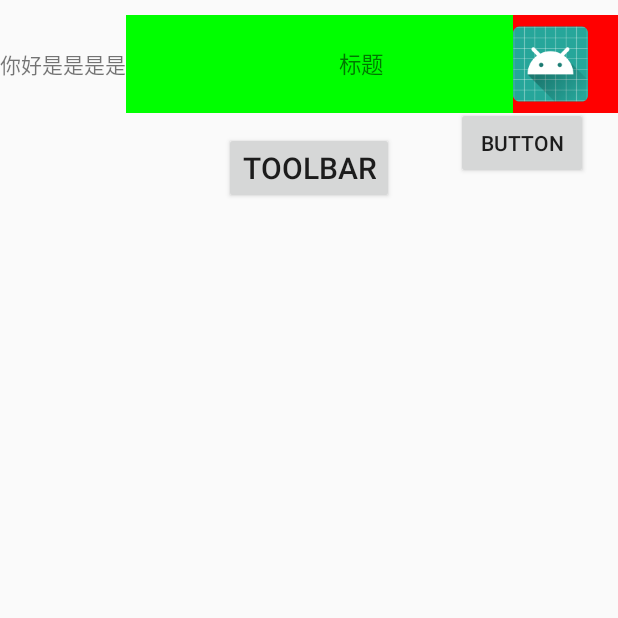
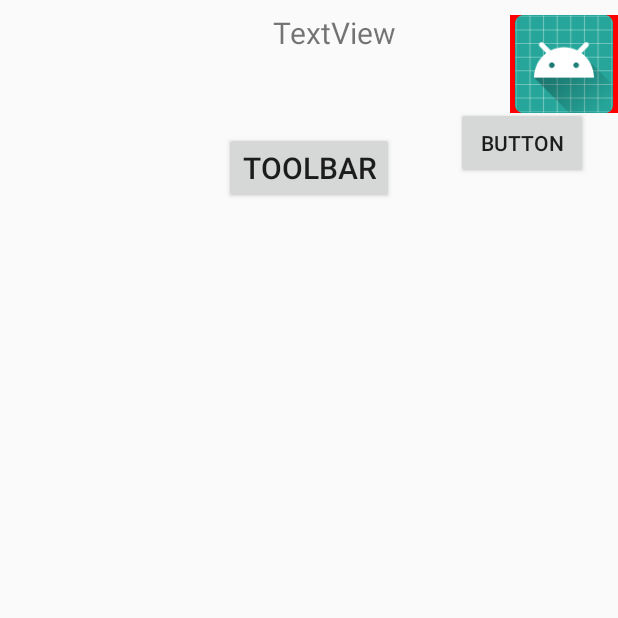
Before and after one commit to Gaojianan2016/ToolBar, an Android app: the screen it shows after launch (MainActivity), on a phone screen of 412 x 824 dp, the top half of it. Run offline under Robolectric (Android 15) with nearby library versions, the phone set to English and light mode, and no system bars; 2 statements that could not run were skipped.

Commit message:
修复设置字体大小异常bug 修复当只设置一个rightView的时候，展示位置异常bug

```diff
--- a/app/src/main/java/com/gjn/toolbar/MainActivity.java
+++ b/app/src/main/java/com/gjn/toolbar/MainActivity.java
@@ -19,11 +19,11 @@ public class MainActivity extends AppCompatActivity {
         setContentView(R.layout.activity_main);
 
         ToolBar bar = findViewById(R.id.bar);
-
         bar.getCenterView().setBackgroundColor(Color.LTGRAY);
 
         bar2 = findViewById(R.id.bar2);
 
+        bar2.getLeftView().setBackgroundColor(Color.BLUE);
         bar2.getCenterView().setBackgroundColor(Color.GREEN);
         bar2.getRightView().setBackgroundColor(Color.RED);
 
--- a/app/src/main/res/layout/activity_main.xml
+++ b/app/src/main/res/layout/activity_main.xml
@@ -21,12 +21,7 @@
         android:layout_width="0dp"
         android:layout_height="75dp"
         android:paddingTop="10dp"
-        app:title="@string/app_name"
-        app:leftText="sssss"
         app:rightImage="@mipmap/ic_launcher"
-        app:right_width="70dp"
-        app:titleTextSize="10sp"
-        app:right_paddingRight="20dp"
         app:layout_constraintEnd_toEndOf="parent"
         app:layout_constraintStart_toStartOf="parent"
         app:layout_constraintTop_toBottomOf="@+id/bar" />
@@ -60,5 +55,22 @@
         app:layout_constraintTop_toTopOf="parent"
         app:layout_constraintVertical_bias="0.083" />
 
+    <TextView
+        android:id="@+id/textView"
+        android:layout_width="wrap_content"
+        android:layout_height="wrap_content"
+        android:layout_marginBottom="8dp"
+        android:layout_marginEnd="8dp"
+        android:layout_marginStart="8dp"
+        android:layout_marginTop="8dp"
+        android:text="TextView"
+        android:textSize="20sp"
+        app:layout_constraintBottom_toBottomOf="parent"
+        app:layout_constraintEnd_toEndOf="parent"
+        app:layout_constraintHorizontal_bias="0.555"
+        app:layout_constraintStart_toStartOf="parent"
+        app:layout_constraintTop_toTopOf="parent"
+        app:layout_constraintVertical_bias="0.0" />
+
 
 </android.support.constraint.ConstraintLayout>
--- a/toolbarlibrary/src/main/java/com/gjn/toolbarlibrary/TitleBar.java
+++ b/toolbarlibrary/src/main/java/com/gjn/toolbarlibrary/TitleBar.java
@@ -32,8 +32,8 @@ public class TitleBar extends ToolBar {
     private int leftTextSize;
     private int rightTextSize;
 
-    private int left_paddingLeft;
-    private int right_paddingRight;
+    private int leftPaddingleft;
+    private int rightPaddingright;
 
     public TitleBar(@NonNull Context context) {
         this(context, null);
@@ -62,8 +62,8 @@ public class TitleBar extends ToolBar {
             leftTextSize = (int) ta.getDimension(R.styleable.TitleBar_leftTextSize, -1);
             rightTextSize = (int) ta.getDimension(R.styleable.TitleBar_rightTextSize, -1);
 
-            left_paddingLeft = (int) ta.getDimension(R.styleable.TitleBar_left_paddingLeft, 0);
-            right_paddingRight = (int) ta.getDimension(R.styleable.TitleBar_right_paddingRight, 0);
+            leftPaddingleft = (int) ta.getDimension(R.styleable.TitleBar_left_paddingLeft, 0);
+            rightPaddingright = (int) ta.getDimension(R.styleable.TitleBar_right_paddingRight, 0);
             ta.recycle();
         }
         init();
@@ -80,10 +80,10 @@ public class TitleBar extends ToolBar {
                 center.setTextColor(titleTextColor);
             }
             if (titleTextSize != -1) {
-                center.setTextSize(titleTextSize);
+                center.getPaint().setTextSize(titleTextSize);
             }
             center.setGravity(Gravity.CENTER);
-            CenterView = center;
+            centerView = center;
         }
         if (!TextUtils.isEmpty(leftText)) {
             TextView left = new TextView(getContext());
@@ -92,10 +92,10 @@ public class TitleBar extends ToolBar {
                 left.setTextColor(leftTextColor);
             }
             if (leftTextSize != -1) {
-                left.setTextSize(leftTextSize);
+                left.getPaint().setTextSize(leftTextSize);
             }
             left.setGravity(Gravity.CENTER);
-            LeftView = left;
+            leftView = left;
         }
         if (!TextUtils.isEmpty(rightText)) {
             TextView right = new TextView(getContext());
@@ -104,53 +104,53 @@ public class TitleBar extends ToolBar {
                 right.setTextColor(rightTextColor);
             }
             if (rightTextSize != -1) {
-                right.setTextSize(rightTextSize);
+                right.getPaint().setTextSize(rightTextSize);
             }
             right.setGravity(Gravity.CENTER);
-            RightView = right;
+            rightView = right;
         }
         if (leftImage != -1) {
             ImageView left = new ImageView(getContext());
             left.setImageResource(leftImage);
-            LeftView = left;
+            leftView = left;
         }
         if (rightImage != -1) {
             ImageView right = new ImageView(getContext());
             right.setImageResource(rightImage);
-            RightView = right;
+            rightView = right;
         }
 
-        if (left_paddingLeft > 0) {
-            if (LeftView != null) {
-                LeftView.setPadding((int) left_paddingLeft, 0, 0, 0);
+        if (leftPaddingleft > 0) {
+            if (leftView != null) {
+                leftView.setPadding(leftPaddingleft, 0, 0, 0);
             }
         }
 
-        if (right_paddingRight > 0) {
-            if (RightView != null) {
-                RightView.setPadding(0, 0, (int) right_paddingRight, 0);
+        if (rightPaddingright > 0) {
+            if (rightView != null) {
+                rightView.setPadding(0, 0, rightPaddingright, 0);
             }
         }
     }
 
     public void setLeftText(String str){
-        Log.e("-s-", "leftImage = " + leftImage);
-        Log.e("-s-", "leftText = " + leftText);
-        Log.e("-s-", "getLeftView = " + getLeftView());
         if (leftImage == -1 && getLeftView() != null) {
             ((TextView) getLeftView()).setText(str);
+            updataPadding();
         }
     }
 
     public void setRightText(String str){
         if (rightImage == -1 && getRightView() != null) {
             ((TextView) getRightView()).setText(str);
+            updataPadding();
         }
     }
 
     public void setTitleText(String str){
         if (getCenterView() != null) {
             ((TextView) getCenterView()).setText(str);
+            updataPadding();
         }
     }
 }
--- a/toolbarlibrary/src/main/java/com/gjn/toolbarlibrary/ToolBar.java
+++ b/toolbarlibrary/src/main/java/com/gjn/toolbarlibrary/ToolBar.java
@@ -5,6 +5,8 @@ import android.content.res.TypedArray;
 import android.support.annotation.NonNull;
 import android.support.annotation.Nullable;
 import android.util.AttributeSet;
+import android.util.Log;
+import android.view.Gravity;
 import android.view.LayoutInflater;
 import android.view.View;
 import android.widget.LinearLayout;
@@ -16,14 +18,14 @@ import android.widget.LinearLayout;
 public class ToolBar extends LinearLayout {
     private static final String TAG = "ToolBar";
 
-    protected View LeftView;
-    protected View CenterView;
-    protected View RightView;
+    protected View leftView;
+    protected View centerView;
+    protected View rightView;
 
-    private int left_width;
-    private int left_height;
-    private int right_width;
-    private int right_height;
+    private int leftWidth;
+    private int leftHeight;
+    private int rightWidth;
+    private int rightHeight;
 
     protected int leftId;
     protected int centerId;
@@ -49,10 +51,10 @@ public class ToolBar extends LinearLayout {
             rightId = ta.getResourceId(R.styleable.myToolBar_rightViewId, -1);
             isPaddingTopBar = ta.getBoolean(R.styleable.myToolBar_isPaddingTopBar, false);
 
-            left_width = (int) ta.getDimension(R.styleable.myToolBar_left_width, LayoutParams.WRAP_CONTENT);
-            left_height = (int) ta.getDimension(R.styleable.myToolBar_left_height, LayoutParams.MATCH_PARENT);
-            right_width = (int) ta.getDimension(R.styleable.myToolBar_right_width, LayoutParams.WRAP_CONTENT);
-            right_height = (int) ta.getDimension(R.styleable.myToolBar_right_height, LayoutParams.MATCH_PARENT);
+            leftWidth = (int) ta.getDimension(R.styleable.myToolBar_left_width, LayoutParams.WRAP_CONTENT);
+            leftHeight = (int) ta.getDimension(R.styleable.myToolBar_left_height, LayoutParams.MATCH_PARENT);
+            rightWidth = (int) ta.getDimension(R.styleable.myToolBar_right_width, LayoutParams.WRAP_CONTENT);
+            rightHeight = (int) ta.getDimension(R.styleable.myToolBar_right_height, LayoutParams.MATCH_PARENT);
             ta.recycle();
         }
 
@@ -61,26 +63,26 @@ public class ToolBar extends LinearLayout {
     }
 
     protected void init() {
-        CenterView = createViewById(centerId);
-        LeftView = createViewById(leftId);
-        RightView = createViewById(rightId);
+        centerView = createViewById(centerId);
+        leftView = createViewById(leftId);
+        rightView = createViewById(rightId);
     }
 
     public void create() {
         setOrientation(HORIZONTAL);
         removeAllViews();
 
-        if (LeftView != null) {
-            LeftView.setLayoutParams(setViewLayoutParams(left_width, left_height));
-            addView(LeftView);
+        if (leftView != null) {
+            leftView.setLayoutParams(setViewLayoutParams(leftWidth, leftHeight));
+            addView(leftView);
         }
-        if (CenterView != null) {
-            CenterView.setLayoutParams(setViewLayoutParams(1));
-            addView(CenterView);
+        if (centerView != null) {
+            centerView.setLayoutParams(setViewLayoutParams(1));
+            addView(centerView);
         }
-        if (RightView != null) {
-            RightView.setLayoutParams(setViewLayoutParams(right_width, right_height));
-            addView(RightView);
+        if (rightView != null) {
+            rightView.setLayoutParams(setViewLayoutParams(rightWidth, rightHeight));
+            addView(rightView);
         }
 
         int left = getPaddingLeft();
@@ -97,28 +99,37 @@ public class ToolBar extends LinearLayout {
         } else {
             setPadding(left, defaultTop, right, bottom);
         }
+        updataPadding();
+    }
 
-        if (getChildCount() == 2) {
-            if (CenterView != null) {
-                if (LeftView != null) {
-                    LeftView.measure(0, 0);
-                    int w = LeftView.getMeasuredWidth();
-                    CenterView.setPadding(0, 0, w, 0);
+    public void updataPadding() {
+        if (getChildCount() == 1) {
+            if (rightView != null) {
+                setGravity(Gravity.END | Gravity.TOP);
+            }else {
+                setGravity(Gravity.START | Gravity.TOP);
+            }
+        }else if (getChildCount() == 2) {
+            if (centerView != null) {
+                if (leftView != null) {
+                    leftView.measure(0, 0);
+                    int w = leftView.getMeasuredWidth();
+                    centerView.setPadding(0, 0, w, 0);
                 } else {
-                    RightView.measure(0, 0);
-                    int w = RightView.getMeasuredWidth();
-                    CenterView.setPadding(w, 0, 0, 0);
+                    rightView.measure(0, 0);
+                    int w = rightView.getMeasuredWidth();
+                    centerView.setPadding(w, 0, 0, 0);
                 }
             }
         } else if (getChildCount() == 3) {
-            LeftView.measure(0, 0);
-            RightView.measure(0, 0);
-            int lw = LeftView.getMeasuredWidth();
-            int rw = RightView.getMeasuredWidth();
+            leftView.measure(0, 0);
+            rightView.measure(0, 0);
+            int lw = leftView.getMeasuredWidth();
+            int rw = rightView.getMeasuredWidth();
             if (lw - rw > 0) {
-                CenterView.setPadding(0, 0, lw - rw, 0);
+                centerView.setPadding(0, 0, lw - rw, 0);
             } else {
-                CenterView.setPadding(rw - lw, 0, 0, 0);
+                centerView.setPadding(rw - lw, 0, 0, 0);
             }
         }
     }
@@ -129,20 +140,20 @@ public class ToolBar extends LinearLayout {
     }
 
     public void setLeftOnClickListener(OnClickListener leftOnClickListener) {
-        if (LeftView != null) {
-            LeftView.setOnClickListener(leftOnClickListener);
+        if (leftView != null) {
+            leftView.setOnClickListener(leftOnClickListener);
         }
     }
 
     public void setCenterOnClickListener(OnClickListener centerOnClickListener) {
-        if (CenterView != null) {
-            CenterView.setOnClickListener(centerOnClickListener);
+        if (centerView != null) {
+            centerView.setOnClickListener(centerOnClickListener);
         }
     }
 
     public void setRightOnClickListener(OnClickListener rightOnClickListener) {
-        if (RightView != null) {
-            RightView.setOnClickListener(rightOnClickListener);
+        if (rightView != null) {
+            rightView.setOnClickListener(rightOnClickListener);
         }
     }
 
@@ -156,47 +167,47 @@ public class ToolBar extends LinearLayout {
     }
 
     public <T extends View> T getLeftView() {
-        return (T) LeftView;
+        return (T) leftView;
     }
 
     public void setLeftView(int id) {
         leftId = id;
-        LeftView = createViewById(leftId);
+        leftView = createViewById(leftId);
         create();
     }
 
     public void setLeftView(View view) {
-        LeftView = view;
+        leftView = view;
         create();
     }
 
     public <T extends View> T getCenterView() {
-        return (T) CenterView;
+        return (T) centerView;
     }
 
     public void setCenterView(int id) {
         centerId = id;
-        CenterView = createViewById(centerId);
+        centerView = createViewById(centerId);
         create();
     }
 
     public void setCenterView(View view) {
-        CenterView = view;
+        centerView = view;
         create();
     }
 
     public <T extends View> T getRightView() {
-        return (T) RightView;
+        return (T) rightView;
     }
 
     public void setRightView(int id) {
         rightId = id;
-        RightView = createViewById(rightId);
+        rightView = createViewById(rightId);
         create();
     }
 
     public void setRightView(View view) {
-        RightView = view;
+        rightView = view;
         create();
     }
 
```
Also changed, not shown: 1 other file.
